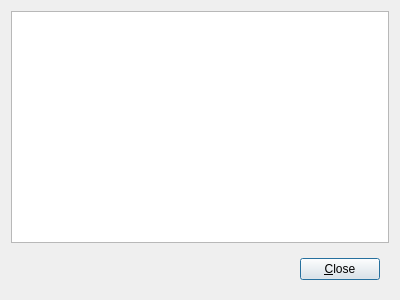
Before: the Qt Designer form OpenGLInfo.ui in danlipsa/foamvis, drawn with Qt 5.
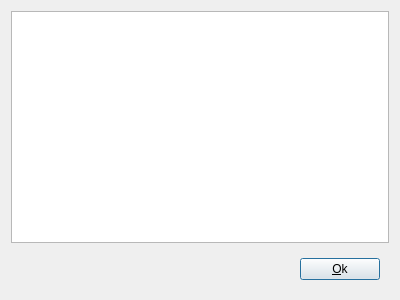
After: the same form once the commit is applied.

Diff of the .ui file:
```diff
--- a/OpenGLInfo.ui
+++ b/OpenGLInfo.ui
@@ -40,7 +40,7 @@
       <item>
        <widget class="QPushButton" name="pushButton">
         <property name="text">
-         <string>&amp;Close</string>
+         <string>&amp;Ok</string>
         </property>
        </widget>
       </item>
```
Left out of the diff: 8 changed lines with no effect on the pictures.
